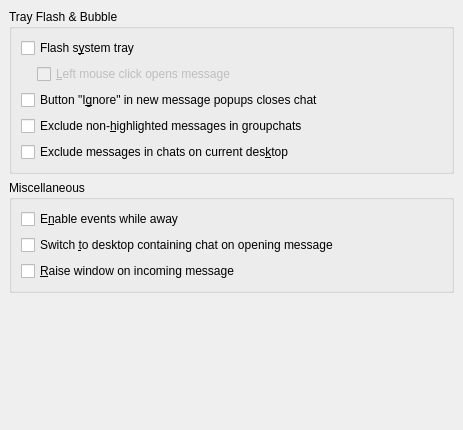
First picture: the form in kopete/config/behavior/behaviorconfig_events.ui, repository KDE/kopete, before the edit.
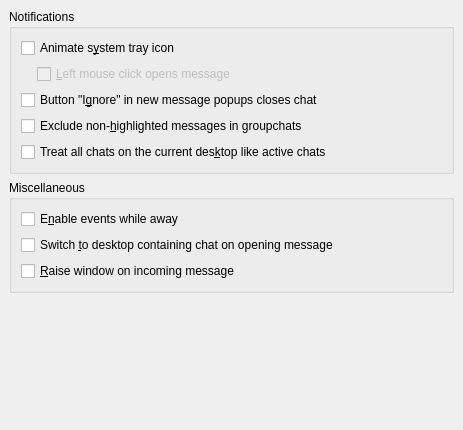
Second picture: the form after the edit.

Commit message: Generalize the "Exclude messages in chats on current desktop" to affect also notifications, use the active_window event for it instead of dropping the event and reword tooltips etc to reflect this. Do not animate for events occuring in the active chat window. Update UI texts that mention the old bubble. Use "animate" instead of "flash" for the systray icon which seems to be a more common term.

```diff
--- a/kopete/config/behavior/behaviorconfig_events.ui
+++ b/kopete/config/behavior/behaviorconfig_events.ui
@@ -22,7 +22,7 @@
    <item>
     <widget class="QGroupBox" name="notifyGroupBox" >
      <property name="title" >
-      <string>Tray Flash &amp;&amp; Bubble</string>
+      <string>Notifications</string>
      </property>
      <layout class="QVBoxLayout" >
       <property name="spacing" >
@@ -40,7 +40,7 @@
          <string>Flash the system tray icon whenever a message comes in.</string>
         </property>
         <property name="text" >
-         <string>Flash s&amp;ystem tray</string>
+         <string>Animate s&amp;ystem tray icon</string>
         </property>
        </widget>
       </item>
@@ -131,7 +131,7 @@
          <string>This option allows you to turn off the notification of events for chat windows that are on the current desktop. If this option is turned on, then only chat windows on different desktops than the current one will notify you that an event has occured. Otherwise, all chat windows will notify you that an event has occured.</string>
         </property>
         <property name="text" >
-         <string>Exclude messages in chats on current des&amp;ktop</string>
+         <string>Treat all chats on the current des&amp;ktop like active chats</string>
         </property>
        </widget>
       </item>
```
Left out of the diff: 9 changed lines with no effect on the pictures. The commit also changes 2 other files.
